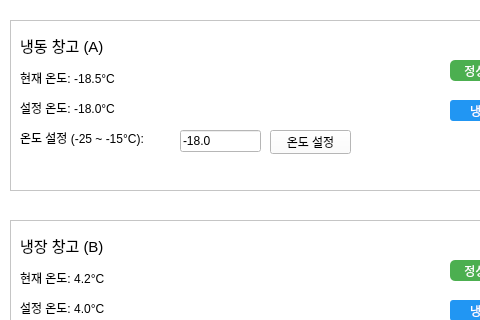
First picture: the form in gui/ui/widgets/environment.ui, repository jongbob1918/IoT_Project_RAIL, before the edit; both pictures show x 0 to 480 and y 0 to 320 of the 861 by 651 pixel window.
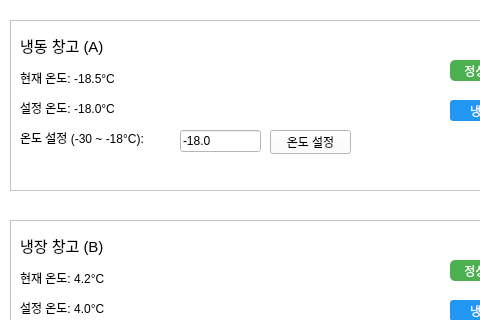
Second picture: the form after the edit.

Commit message: [GUI] 냉동창고 온도 범위 수정

Diff of the .ui file:
```diff
--- a/gui/ui/widgets/environment.ui
+++ b/gui/ui/widgets/environment.ui
@@ -87,7 +87,7 @@
      </rect>
     </property>
     <property name="text">
-     <string>온도 설정 (-25 ~ -15°C):</string>
+     <string>온도 설정 (-30 ~ -18°C):</string>
     </property>
    </widget>
    <widget class="QLineEdit" name="input_temp_A">
```
The commit also changes 1 other file.
